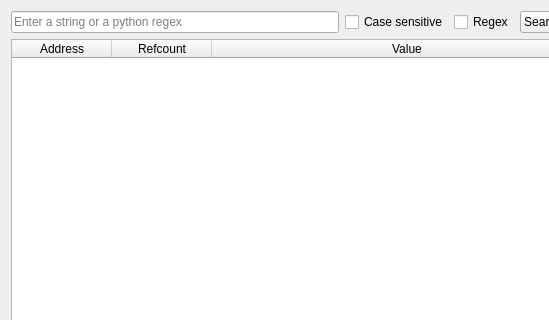
Old version of the form GUI/ReferencedStringsWidget.ui in the repository korcankaraokcu/PINCE; both pictures show x 0 to 549 and y 0 to 320 of the 1025 by 530 pixel window.
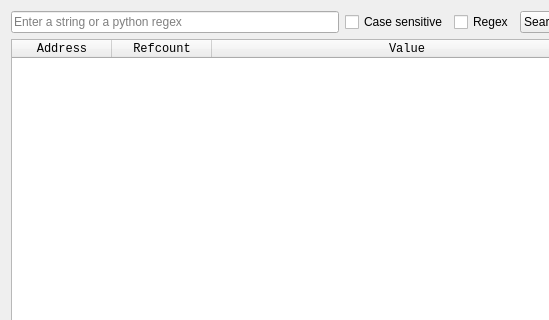
New version of the form.

Commit message: Add monospace to more widgets

```diff
--- a/GUI/ReferencedStringsWidget.ui
+++ b/GUI/ReferencedStringsWidget.ui
@@ -64,6 +64,11 @@
        </item>
        <item>
         <widget class="QTableWidget" name="tableWidget_References">
+         <property name="font">
+          <font>
+           <family>Monospace</family>
+          </font>
+         </property>
          <property name="editTriggers">
           <set>QAbstractItemView::NoEditTriggers</set>
          </property>
```
Left out of the diff: 5 changed lines with no effect on the pictures. The commit also changes 28 other files.
